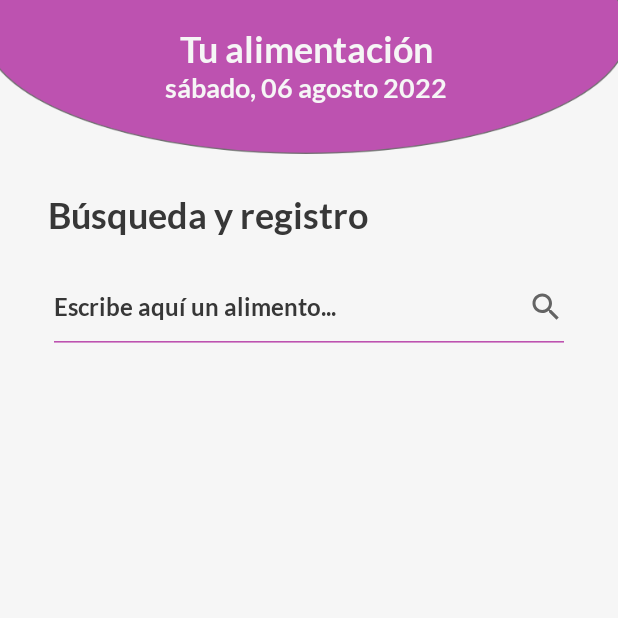
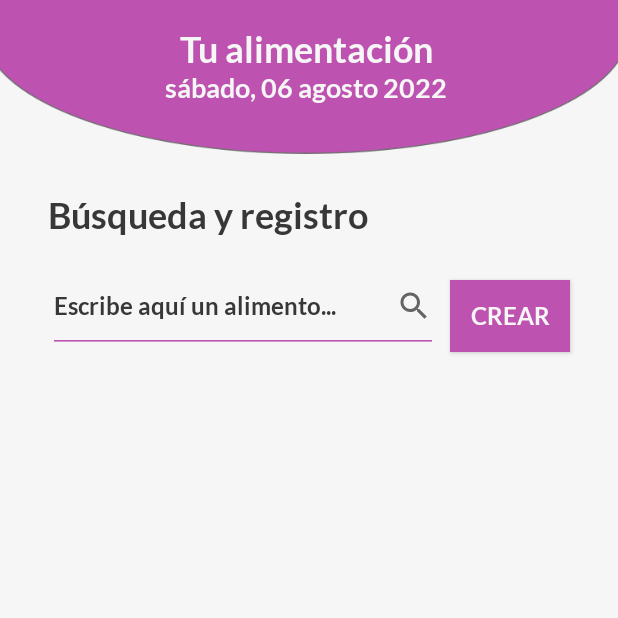
Before and after one commit to albertoruibalojea/Asistente_Crohn, an Android app: the fragment FoodRegistryFragment placed in its activity, on a phone screen of 412 x 824 dp, the top half of it. Run offline under Robolectric (Android 15) with nearby library versions, the light colour scheme and no system bars; our stand-ins replace Room's generated code; 1 statement that could not run was skipped.

Commit message:
app v3.4, added "create new food name" to the db

```diff
--- a/app/build.gradle
+++ b/app/build.gradle
@@ -13,8 +13,8 @@ android {
         applicationId "com.aro.asistente_crohn"
         minSdk 28
         targetSdk 32
-        versionCode 17
-        versionName '3.3'
+        versionCode 18
+        versionName '3.4'
 
         testInstrumentationRunner "androidx.test.runner.AndroidJUnitRunner"
 
--- a/app/src/main/java/com/aro/asistente_crohn/database/FoodRepoDAO.java
+++ b/app/src/main/java/com/aro/asistente_crohn/database/FoodRepoDAO.java
@@ -2,8 +2,11 @@ package com.aro.asistente_crohn.database;
 
 import androidx.lifecycle.LiveData;
 import androidx.room.Dao;
+import androidx.room.Insert;
+import androidx.room.OnConflictStrategy;
 import androidx.room.Query;
 
+import com.aro.asistente_crohn.model.Food;
 import com.aro.asistente_crohn.model.FoodRepo;
 import com.aro.asistente_crohn.model.Symptom;
 
@@ -13,4 +16,7 @@ import java.util.List;
 public interface FoodRepoDAO {
     @Query("SELECT * FROM FoodRepo")
     LiveData<List<FoodRepo>> getFoods();
+
+    @Insert(onConflict = OnConflictStrategy.REPLACE)
+    public Long insertFood(FoodRepo food);
 }
--- a/app/src/main/java/com/aro/asistente_crohn/view/viewmodel/ItemViewModel.java
+++ b/app/src/main/java/com/aro/asistente_crohn/view/viewmodel/ItemViewModel.java
@@ -102,6 +102,8 @@ public class ItemViewModel extends AndroidViewModel {
         return allFoods;
     }
 
+    public void insertFoodRepo(FoodRepo food) { foodRepoRepository.insert(food); }
+
     public LiveData<List<Food>> getAllEatenFoods() {
         if (allEatenFoods == null) {
             allEatenFoods = foodRepository.getAllFoods();
--- a/app/src/main/res/layout/fragment_food_registry.xml
+++ b/app/src/main/res/layout/fragment_food_registry.xml
@@ -95,7 +95,7 @@
 
         <AutoCompleteTextView
             android:id="@+id/autoCompleteTextView"
-            android:layout_width="0dp"
+            android:layout_width="260dp"
             android:layout_height="61dp"
             android:layout_marginStart="32dp"
             android:layout_marginTop="16dp"
@@ -110,14 +110,35 @@
             android:textSize="16sp"
             app:layout_constraintBottom_toBottomOf="parent"
             app:layout_constraintEnd_toEndOf="parent"
+            app:layout_constraintHorizontal_bias="0.0"
             app:layout_constraintStart_toStartOf="parent"
             app:layout_constraintTop_toBottomOf="@+id/textView3"
-            app:layout_constraintVertical_bias="0.001" />
+            app:layout_constraintVertical_bias="0.0" />
+
+        <Button
+            android:id="@+id/buttonCreateFood"
+            android:layout_width="0dp"
+            android:layout_height="wrap_content"
+            android:layout_gravity="center"
+            android:layout_marginStart="8dp"
+            android:layout_marginTop="16dp"
+            android:layout_marginEnd="32dp"
+            android:background="@color/morado"
+            android:fontFamily="@font/bold"
+            android:text="@string/create_food"
+            android:textColor="?attr/colorSurface"
+            android:textSize="16sp"
+            app:layout_constraintBottom_toBottomOf="parent"
+            app:layout_constraintEnd_toEndOf="parent"
+            app:layout_constraintHorizontal_bias="1.0"
+            app:layout_constraintStart_toEndOf="@+id/autoCompleteTextView"
+            app:layout_constraintTop_toBottomOf="@+id/textView3"
+            app:layout_constraintVertical_bias="0.021" />
 
         <androidx.recyclerview.widget.RecyclerView
             android:id="@+id/recyclerView"
             android:layout_width="0dp"
-            android:layout_height="535dp"
+            android:layout_height="515dp"
             android:layout_marginTop="16dp"
             android:scrollbars="vertical"
             app:layout_constraintBottom_toBottomOf="parent"
--- a/app/src/main/res/values/strings.xml
+++ b/app/src/main/res/values/strings.xml
@@ -175,5 +175,8 @@
     <string name="privacy_moreInfo_title">Más información</string>
     <string name="privacy_moreInfo_descr">Tienes disponible la Política de Privacidad en la ficha de la App en Tienda de Aplicaciones. Cualquier duda sobre la aplicación puede ser dirigida al correo asistente_crohn@outlook.es o a través de redes sociales en @asistente_crohn.</string>
     <string name="foods_alert_new_forbidden">Nuevo alimento desaconsejado</string>
+    <string name="new_food">Nuevo alimento</string>
+    <string name="write_new_food">Escribe aquí tu nuevo alimento personalizado</string>
+    <string name="create_food">Crear</string>
 
 </resources>
```
Also changed, not shown: app/src/main/java/com/aro/asistente_crohn/service/repository/FoodRepoRepository.java (+7 -0 lines), app/src/main/java/com/aro/asistente_crohn/view/ui/FoodRegistryFragment.java (+24 -0 lines), app/src/main/res/layout/dialog_newfood.xml (added, +59 -0 lines).
